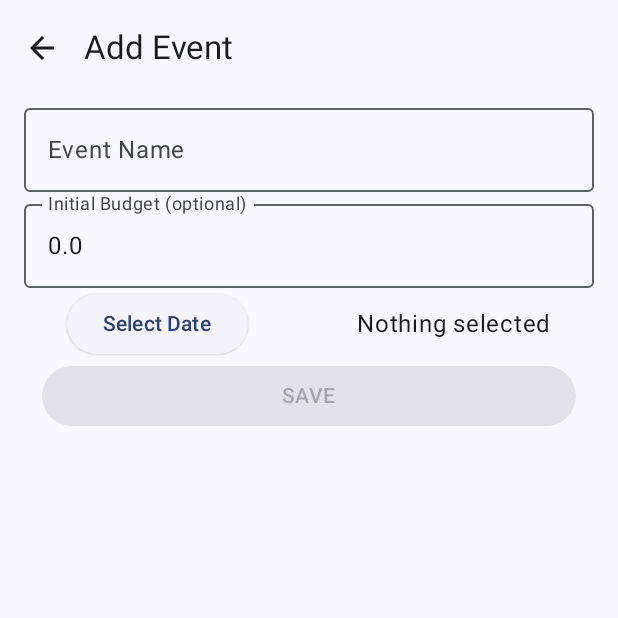
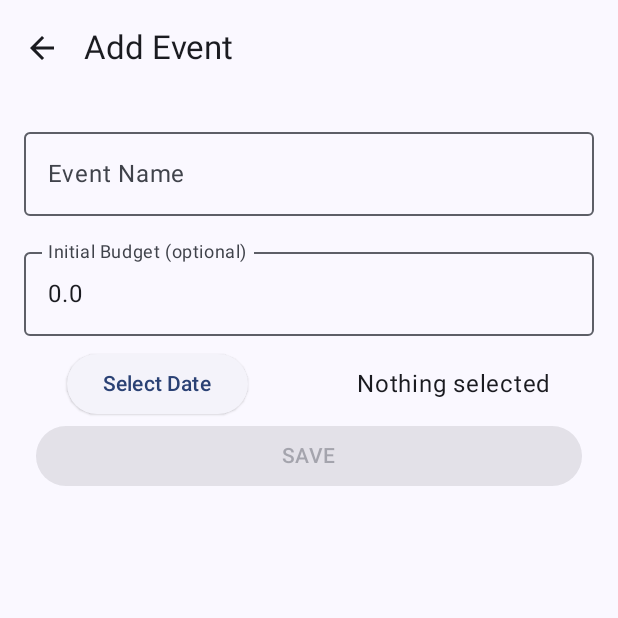
Before and after one commit to MelonOuO/ShoppingEvents-SyedTanvirAhmad, an Android app built with Jetpack Compose: the screen it shows after launch (MainActivity), after a tap on "Add Event", on a phone screen of 412 x 824 dp, the top half of it. Run offline under Robolectric (Android 15) with nearby library versions, the phone set to English and light mode, and no system bars; our stand-ins replace Dagger/Hilt's generated code, Room's generated code; 4 statements that could not run were skipped.

```diff
--- a/app/src/main/java/com/example/shoppingevents/MainActivity.kt
+++ b/app/src/main/java/com/example/shoppingevents/MainActivity.kt
@@ -48,7 +48,14 @@ fun ShoppingApp(
                     navigateToAddEvent = {
                         navController.navigate(route = AddEventRoute)
                     },
-                    modifier = modifier
+                    modifier = modifier,
+                    navigateToEventDetails = {id, name ->
+                        navController.navigate(
+                            route = EventDetailsRoute(
+                                eventId = id,
+                                eventName = name)
+                        )
+                    }
                 )
             }
             composable<AddEventRoute>{
--- a/app/src/main/java/com/example/shoppingevents/destinations/DestinationRoutes.kt
+++ b/app/src/main/java/com/example/shoppingevents/destinations/DestinationRoutes.kt
@@ -9,4 +9,7 @@ object HomeRoute
 object AddEventRoute
 
 @Serializable
-object EventDetailsRoute
+data class EventDetailsRoute(
+    val eventId: Long,
+    val eventName: String,
+)
--- a/app/src/main/java/com/example/shoppingevents/ui/addEvent/AddEventPage.kt
+++ b/app/src/main/java/com/example/shoppingevents/ui/addEvent/AddEventPage.kt
@@ -87,7 +87,7 @@ fun EventForm(
     val datePickerState = rememberDatePickerState()
     Column(
         modifier = modifier
-            .padding(defaultItemPadding())
+            .padding(8.dp)
             .verticalScroll(rememberScrollState()),
         verticalArrangement = Arrangement.Center,
         horizontalAlignment = Alignment.CenterHorizontally
@@ -159,7 +159,7 @@ fun TextInputFields(
             },
             modifier = Modifier
                 .fillMaxWidth()
-                .padding(defaultItemPadding())
+                .padding(8.dp)
         )
 
         OutlinedTextField(
@@ -176,7 +176,7 @@ fun TextInputFields(
             },
             modifier = Modifier
                 .fillMaxWidth()
-                .padding(defaultItemPadding())
+                .padding(8.dp)
         )
 
     }
--- a/app/src/main/java/com/example/shoppingevents/ui/common/defaultItemPadding.kt
+++ b/app/src/main/java/com/example/shoppingevents/ui/common/defaultItemPadding.kt
@@ -2,13 +2,13 @@ package com.example.shoppingevents.ui.common
 
 import androidx.compose.foundation.layout.PaddingValues
 import androidx.compose.runtime.Composable
-import androidx.compose.ui.unit.dp
+import com.example.shoppingevents.ui.theme.default.defaultThemeSpacings
 
 @Composable
 fun defaultItemPadding(): PaddingValues = PaddingValues(
-    horizontal = 8.dp,
+    horizontal = defaultThemeSpacings.default,
 )
 @Composable
 fun mediumItemPadding(): PaddingValues = PaddingValues(
-    horizontal = 20.dp,
+    horizontal = defaultThemeSpacings.double
 )
--- /dev/null
+++ b/app/src/main/java/com/example/shoppingevents/ui/theme/ThemeSpacings.kt
@@ -0,0 +1,21 @@
+package com.example.shoppingevents.ui.theme
+
+import androidx.compose.runtime.Immutable
+import androidx.compose.runtime.staticCompositionLocalOf
+import androidx.compose.ui.unit.Dp
+
+@Immutable
+data class ThemeSpacings(
+    val zero: Dp,
+    val quarter: Dp,
+    val half: Dp,
+    val default: Dp,
+    val oneHalf: Dp,
+    val double: Dp,
+    val triple: Dp,
+    val quadruple: Dp,
+)
+
+internal val LocalThemeSpacings = staticCompositionLocalOf<ThemeSpacings> {
+    error("No ThemeSpacings provided")
+}
--- /dev/null
+++ b/app/src/main/java/com/example/shoppingevents/ui/theme/default/defaultThemeSpacing.kt
@@ -0,0 +1,15 @@
+package com.example.shoppingevents.ui.theme.default
+
+import androidx.compose.ui.unit.dp
+import com.example.shoppingevents.ui.theme.ThemeSpacings
+
+val defaultThemeSpacings = ThemeSpacings(
+    zero = 0.dp,
+    quarter = 2.dp,
+    half = 4.dp,
+    default = 8.dp,
+    oneHalf = 12.dp,
+    double = 16.dp,
+    triple = 24.dp,
+    quadruple = 32.dp,
+)
```
Also changed, not shown: app/src/main/java/com/example/shoppingevents/ui/home/HomePage.kt (+20 -4 lines), app/src/main/java/com/example/shoppingevents/ui/theme/ThemeElevation.kt (added, +20 -0 lines), app/src/main/java/com/example/shoppingevents/ui/theme/default/defaultThemeElevation.kt (added, +16 -0 lines).
